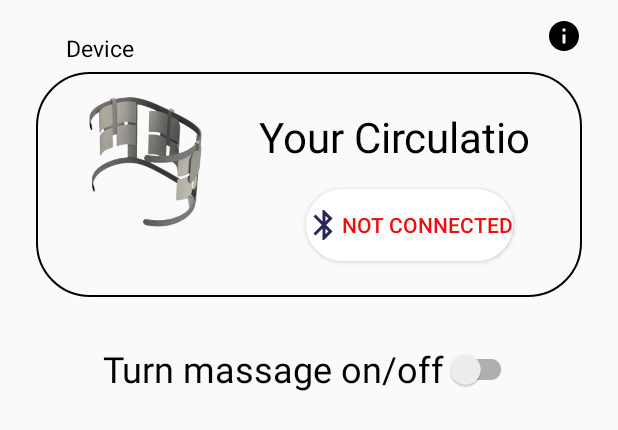
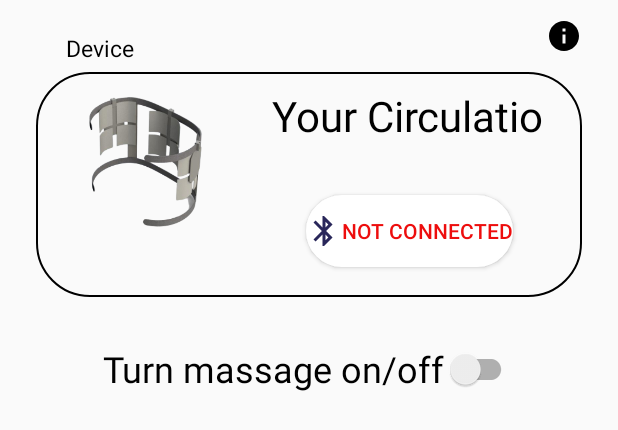
Before and after one commit to umuttkartal/sdp_app, an Android app: the layout activity_home_screen.xml on its own in the app's theme, with its tools: preview values and no code run, on a phone screen of 412 x 824 dp. Shown: the top 430 px of the screen. Run offline under Robolectric (Android 15) with nearby library versions, the phone set to English and light mode, and no system bars.

Commit message:
Skaiste changes

```diff
--- a/app/src/main/res/layout/activity_home_screen.xml
+++ b/app/src/main/res/layout/activity_home_screen.xml
@@ -50,12 +50,13 @@
 
     <TextView
         android:id="@+id/deviceName"
-        android:layout_width="200dp"
-        android:layout_height="40dp"
+        android:layout_width="0dp"
+        android:layout_height="wrap_content"
         android:layout_marginStart="23dp"
-        android:layout_marginTop="24dp"
+        android:layout_marginTop="10dp"
         android:layout_marginEnd="24dp"
         android:text="@string/your_circulatio"
+        android:maxLines="2"
         android:textAllCaps="false"
         android:textColor="@color/black"
         android:textSize="28sp"
@@ -76,7 +77,7 @@
         android:id="@+id/bltButton"
         android:layout_width="wrap_content"
         android:layout_height="wrap_content"
-        android:layout_marginBottom="24dp"
+        android:layout_marginBottom="20dp"
         android:background="@drawable/custom_button1"
         android:drawableLeft="@drawable/ic_baseline_bluetooth_24"
         android:text="@string/not_connected"
```
